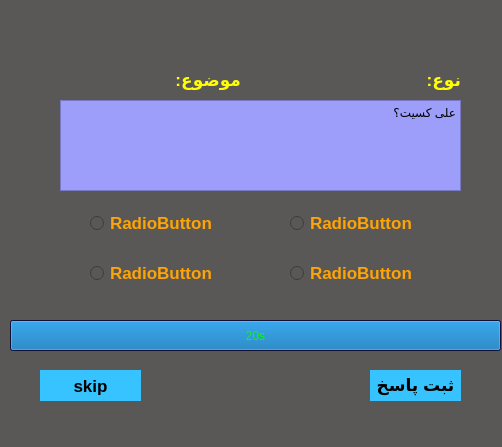
Before: the Qt Designer form TicTocToeQuiz_clinet/multiplequstion.ui in alireza1384848/AP-project, drawn with Qt 5.
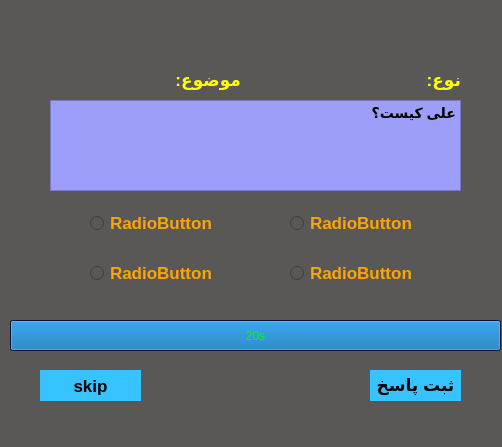
After: the same form once the commit is applied.

```diff
--- a/TicTocToeQuiz_clinet/multiplequstion.ui
+++ b/TicTocToeQuiz_clinet/multiplequstion.ui
@@ -21,7 +21,7 @@
     <rect>
      <x>90</x>
      <y>260</y>
-     <width>141</width>
+     <width>151</width>
      <height>26</height>
     </rect>
    </property>
@@ -37,7 +37,7 @@
     <rect>
      <x>290</x>
      <y>210</y>
-     <width>141</width>
+     <width>161</width>
      <height>26</height>
     </rect>
    </property>
@@ -53,7 +53,7 @@
     <rect>
      <x>90</x>
      <y>210</y>
-     <width>141</width>
+     <width>151</width>
      <height>26</height>
     </rect>
    </property>
@@ -69,7 +69,7 @@
     <rect>
      <x>290</x>
      <y>260</y>
-     <width>141</width>
+     <width>161</width>
      <height>26</height>
     </rect>
    </property>
@@ -147,14 +147,16 @@
   <widget class="QTextBrowser" name="quesText">
    <property name="geometry">
     <rect>
-     <x>60</x>
+     <x>50</x>
      <y>100</y>
-     <width>401</width>
+     <width>411</width>
      <height>91</height>
     </rect>
    </property>
    <property name="styleSheet">
-    <string notr="true">background-color: #9D9DFA ;</string>
+    <string notr="true">background-color: #9D9DFA ;
+font-weight: 900;
+font-size: 14px;</string>
    </property>
    <property name="html">
     <string>&lt;!DOCTYPE HTML PUBLIC &quot;-//W3C//DTD HTML 4.0//EN&quot; &quot;http://www.w3.org/TR/REC-html40/strict.dtd&quot;&gt;
@@ -163,8 +165,9 @@
 hr { height: 1px; border-width: 0; }
 li.unchecked::marker { content: &quot;\2610&quot;; }
 li.checked::marker { content: &quot;\2612&quot;; }
-&lt;/style&gt;&lt;/head&gt;&lt;body style=&quot; font-family:'Segoe UI'; font-size:9pt; font-weight:400; font-style:normal;&quot;&gt;
-&lt;p align=&quot;right&quot; style=&quot; margin-top:0px; margin-bottom:0px; margin-left:0px; margin-right:0px; -qt-block-indent:0; text-indent:0px;&quot;&gt;علی کسیت؟&lt;/p&gt;&lt;/body&gt;&lt;/html&gt;</string>
+&lt;/style&gt;&lt;/head&gt;&lt;body style=&quot; font-family:'Segoe UI'; font-size:14px; font-weight:900; font-style:normal;&quot;&gt;
+&lt;p align=&quot;right&quot; style=&quot; margin-top:0px; margin-bottom:0px; margin-left:0px; margin-right:0px; -qt-block-indent:0; text-indent:0px;&quot;&gt;&lt;span style=&quot; font-size:14px;&quot;&gt;علی کیست؟&lt;/span&gt;&lt;/p&gt;
+&lt;p align=&quot;right&quot; style=&quot;-qt-paragraph-type:empty; margin-top:0px; margin-bottom:0px; margin-left:0px; margin-right:0px; -qt-block-indent:0; text-indent:0px;&quot;&gt;&lt;br /&gt;&lt;/p&gt;&lt;/body&gt;&lt;/html&gt;</string>
    </property>
   </widget>
   <widget class="QLabel" name="category">
@@ -206,9 +209,9 @@
   <widget class="QLabel" name="type1_label">
    <property name="geometry">
     <rect>
-     <x>350</x>
+     <x>312</x>
      <y>70</y>
-     <width>63</width>
+     <width>101</width>
      <height>20</height>
     </rect>
    </property>
```
